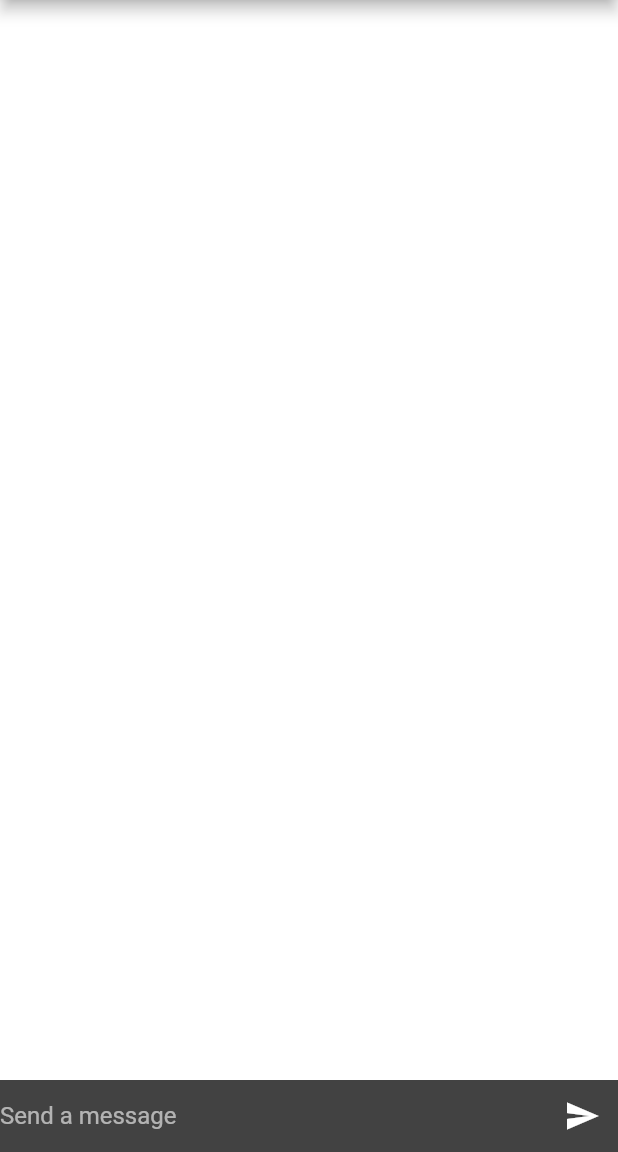
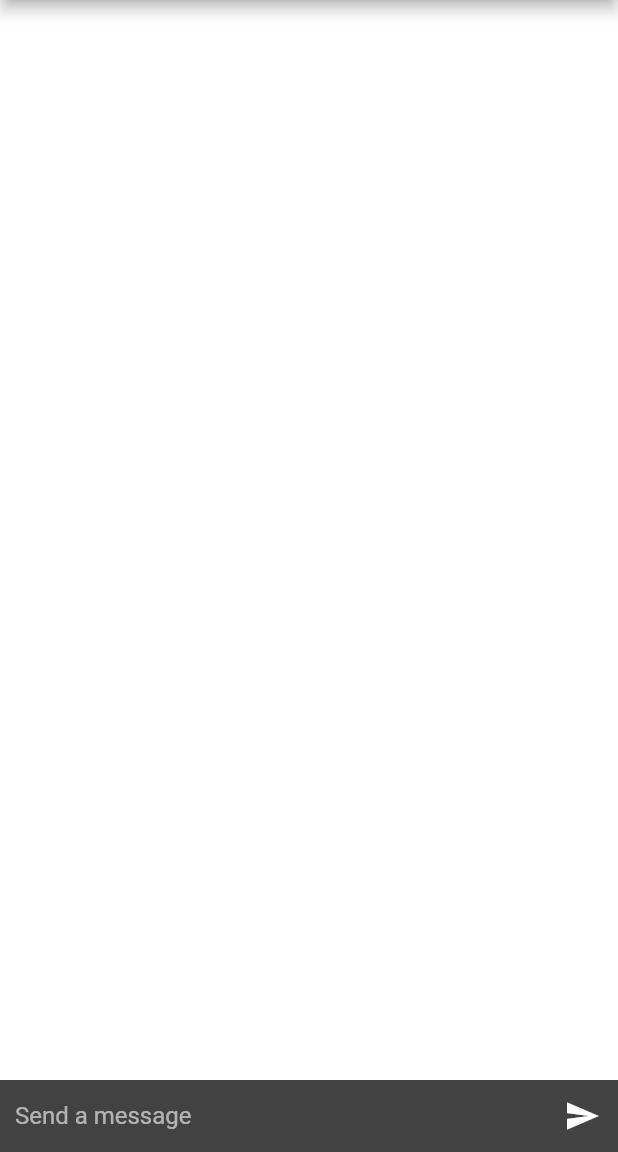
Before and after one commit to Akshat-sGit/Chat_GPT-Flutter, a Flutter app: the screen it shows after launch, on a phone screen of 412 x 824 dp, the part 84-1236 px from its top. Run offline on Flutter 3.47's test engine with Material 2 defaults, Android fonts, the phone set to English and light mode, and no system bars; our stand-ins replace google_fonts.

Commit message:
padding added to the message box

```diff
--- a/lib/input_page.dart
+++ b/lib/input_page.dart
@@ -56,6 +56,7 @@ class _InputPageState extends State<InputPage> {
             ),
             const Divider(height: 1.0),
             Container(
+              padding:const EdgeInsets.fromLTRB(10,0,0,0),
               decoration: BoxDecoration(
                 color: Theme.of(context).cardColor,
               ),
```
